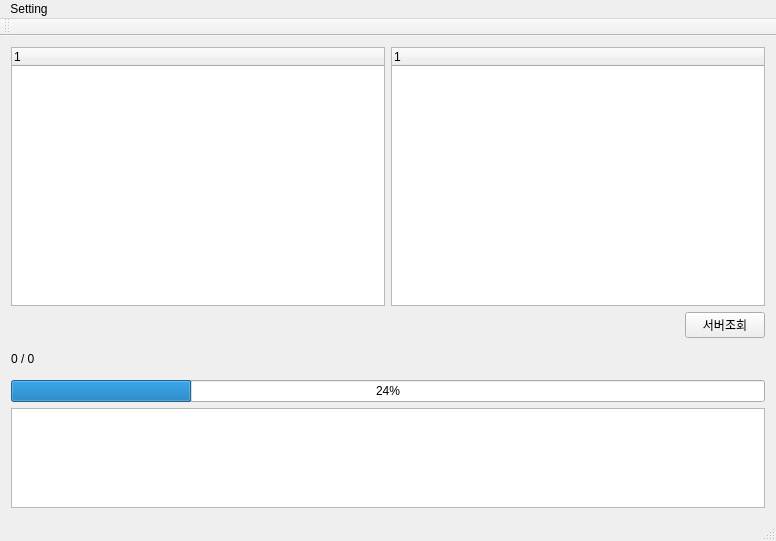
First picture: the form in mainwindow.ui, repository ksyoon70/LLPR_EX_FTPClient, before the edit.
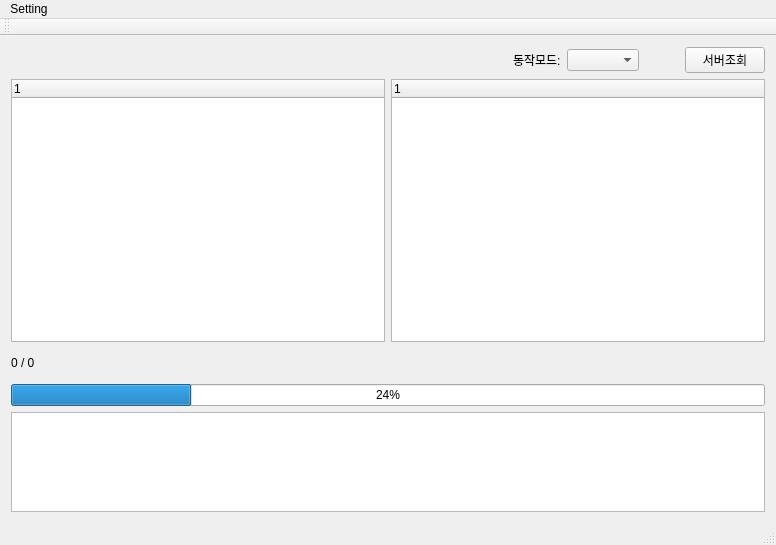
Second picture: the form after the edit.

The edit to the form file:
```diff
--- a/mainwindow.ui
+++ b/mainwindow.ui
@@ -7,7 +7,7 @@
     <x>0</x>
     <y>0</y>
     <width>776</width>
-    <height>541</height>
+    <height>545</height>
    </rect>
   </property>
   <property name="windowTitle">
@@ -15,7 +15,7 @@
   </property>
   <widget class="QWidget" name="centralWidget">
    <layout class="QGridLayout" name="gridLayout">
-    <item row="0" column="0">
+    <item row="1" column="0">
      <layout class="QVBoxLayout" name="verticalLayout">
       <item>
        <layout class="QHBoxLayout" name="horizontalLayout">
@@ -66,30 +66,6 @@
         </item>
        </layout>
       </item>
-      <item>
-       <layout class="QHBoxLayout" name="horizontalLayout_2">
-        <item>
-         <spacer name="horizontalSpacer">
-          <property name="orientation">
-           <enum>Qt::Horizontal</enum>
-          </property>
-          <property name="sizeHint" stdset="0">
-           <size>
-            <width>40</width>
-            <height>20</height>
-           </size>
-          </property>
-         </spacer>
-        </item>
-        <item>
-         <widget class="QPushButton" name="reRefreshButton">
-          <property name="text">
-           <string>서버조회</string>
-          </property>
-         </widget>
-        </item>
-       </layout>
-      </item>
       <item>
        <widget class="QLabel" name="label_Byte">
         <property name="sizePolicy">
@@ -146,6 +122,56 @@
       </item>
      </layout>
     </item>
+    <item row="0" column="0">
+     <layout class="QHBoxLayout" name="horizontalLayout_2">
+      <item>
+       <spacer name="horizontalSpacer_2">
+        <property name="orientation">
+         <enum>Qt::Horizontal</enum>
+        </property>
+        <property name="sizeHint" stdset="0">
+         <size>
+          <width>40</width>
+          <height>20</height>
+         </size>
+        </property>
+       </spacer>
+      </item>
+      <item>
+       <widget class="QLabel" name="label">
+        <property name="text">
+         <string>동작모드:</string>
+        </property>
+       </widget>
+      </item>
+      <item>
+       <widget class="QComboBox" name="comboBox"/>
+      </item>
+      <item>
+       <spacer name="horizontalSpacer">
+        <property name="orientation">
+         <enum>Qt::Horizontal</enum>
+        </property>
+        <property name="sizeType">
+         <enum>QSizePolicy::Minimum</enum>
+        </property>
+        <property name="sizeHint" stdset="0">
+         <size>
+          <width>40</width>
+          <height>20</height>
+         </size>
+        </property>
+       </spacer>
+      </item>
+      <item>
+       <widget class="QPushButton" name="reRefreshButton">
+        <property name="text">
+         <string>서버조회</string>
+        </property>
+       </widget>
+      </item>
+     </layout>
+    </item>
    </layout>
   </widget>
   <widget class="QMenuBar" name="menuBar">
```
